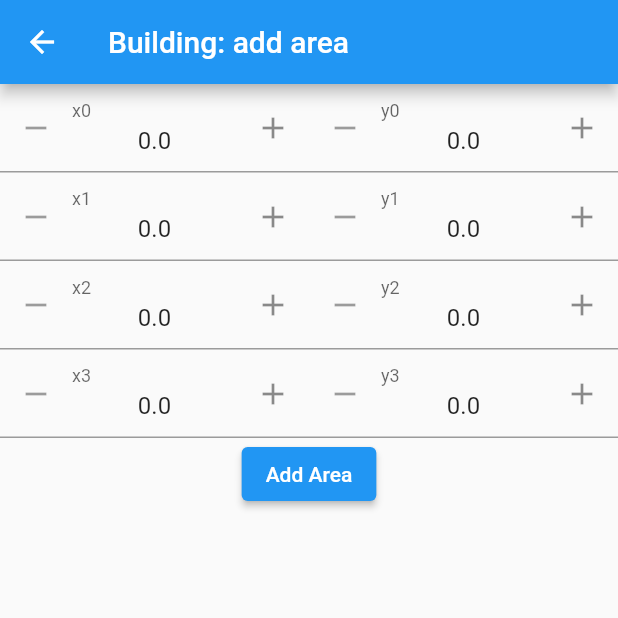
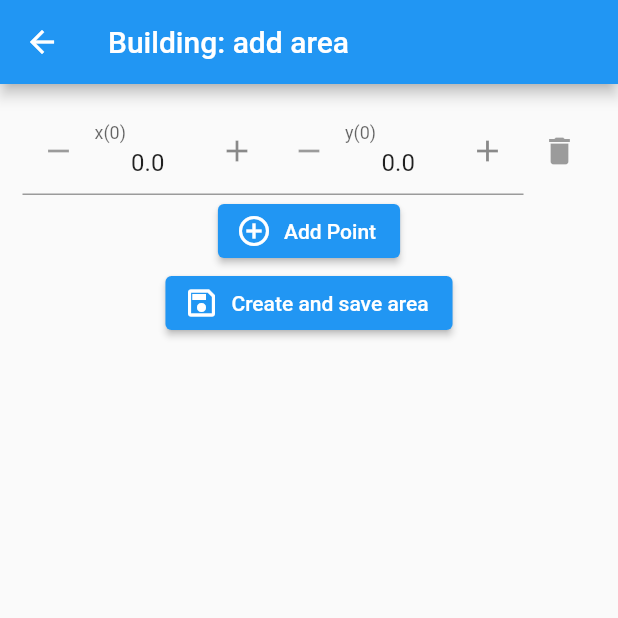
Before and after one commit to it-at-m/epitaph_ips, a Flutter app: the AreaScreen screen opened directly, on a phone screen of 412 x 824 dp, the top half of it. Run offline on Flutter 3.47's test engine with Material 2 defaults, Android fonts, the phone set to English and light mode, and no system bars; our stand-ins replace flutter_spinbox; missing offline and left inert: data, ml_linalg.

Commit message:
Dynamic generation of coordinates' form fields

```diff
--- a/example/lib/area_screen.dart
+++ b/example/lib/area_screen.dart
@@ -1,8 +1,10 @@
+import 'dart:ui';
+
+import 'package:flutter/foundation.dart';
 import 'package:flutter/material.dart';
 import 'custom_widgets.dart';
 import 'package:epitaph_ips/epitaph_ips/buildings/polygonal_area.dart';
 import 'package:epitaph_ips/epitaph_ips/buildings/point.dart';
-import 'package:flutter_spinbox/flutter_spinbox.dart';
 
 class AreaScreen extends StatefulWidget {
   const AreaScreen({Key? key}) : super(key: key);
@@ -12,24 +14,26 @@ class AreaScreen extends StatefulWidget {
 }
 
 class _AreaScreenState extends State<AreaScreen> {
-  final Map<int, dynamic> coord = {
-    0: {"x": 0.0, "y": 0.0},
-    1: {"x": 0.0, "y": 0.0},
-    2: {"x": 0.0, "y": 0.0},
-    3: {"x": 0.0, "y": 0.0}
-  };
+  //final List<Point> _points = [Point(0,0)];
+  final Map _coord = {};
+  int _i = 1;
 
   _updatePoint(axis, index, value) {
     setState(() {
-      coord[index][axis] = value;
+      if (!_coord.containsKey(index)) {
+        _coord[index] = Point(0, 0);
+      }
+      if (axis == 'x') {
+        _coord[index] = Point(value, _coord[index].y);
+      }
     });
   }
 
   _submit() {
     try {
       final List<Point> points = [];
-      coord.forEach((key, value) {
-        points.add(Point(value['x'], value['y']));
+      _coord.forEach((key, value) {
+        points.add(value);
       });
       PolygonalArea area = PolygonalArea(points: points);
       Navigator.pop(context, {'area': area});
@@ -39,10 +43,46 @@ class _AreaScreenState extends State<AreaScreen> {
           builder: (BuildContext context) {
             return AlertDialog(
               content: Text("$e"),
-              title: Text(coord.toString()),
+              title: Text(_coord.toString()),
             );
           });
     }
+  }
+
+  _addPointField() {
+    setState(() {
+      _i++;
+    });
+  }
+
+  _deletePointField() {
+    setState(() {});
+  }
+
+  List<Widget> _pointFieldsBuilder() {
+    return List.generate(_i, (index) {
+      return Row(
+        mainAxisAlignment: MainAxisAlignment.spaceAround,
+        children: [
+          Expanded(
+            child: CustomSpinBox(
+              axis: Text("x($index)"),
+              onChanged: (value) => _updatePoint("x", index, value),
+            ),
+          ),
+          Expanded(
+            child: CustomSpinBox(
+              axis: Text("y($index)"),
+              onChanged: (value) => _updatePoint("y", index, value),
+            ),
+          ),
+          IconButton(
+            onPressed: _deletePointField(),
+            icon: const Icon(Icons.delete),
+          ),
+        ],
+      );
+    });
   }
 
   @override
@@ -50,33 +90,23 @@ class _AreaScreenState extends State<AreaScreen> {
     return Scaffold(
       appBar: AppBar(title: const Text("Building: add area")),
       body: SingleChildScrollView(
+        padding: const EdgeInsets.all(15),
         child: Column(
           children: [
-            Column(
-              children: List.generate(4, (index) {
-                return Row(
-                  children: [
-                    Expanded(
-                      child: CustomSpinBox(
-                        axis: "x$index",
-                        onChanged: (value) => _updatePoint("x", index, value),
-                      ),
-                    ),
-                    Expanded(
-                      child: CustomSpinBox(
-                        axis: "y$index",
-                        onChanged: (value) => _updatePoint("y", index, value),
-                      ),
-                    )
-                  ],
-                );
-              }),
+            Column(children: _pointFieldsBuilder()),
+            ElevatedButton.icon(
+              icon: const Icon(Icons.control_point_outlined),
+              onPressed: () {
+                _addPointField();
+              },
+              label: const Text('Add Point'),
             ),
-            ElevatedButton(
+            ElevatedButton.icon(
               onPressed: () {
                 _submit();
               },
-              child: const Text('Add Area'),
+              label: const Text('Create and save area'),
+              icon: const Icon(Icons.save_outlined),
             )
           ],
         ),
@@ -85,16 +115,9 @@ class _AreaScreenState extends State<AreaScreen> {
   }
 }
 
-class CustomSpinBox extends SpinBox {
-  CustomSpinBox({Key? key, required String axis, required onChanged})
-      : super(
-          key: key,
-          min: 0.0,
-          value: 0.0,
-          decimals: 1,
-          step: 0.1,
-          acceleration: 0.1,
-          decoration: InputDecoration(labelText: axis),
-          onChanged: onChanged,
-        );
-}
+/*
+ 0: {"x": 0.0, "y": 0.0},
+    1: {"x": 0.0, "y": 0.0},
+    2: {"x": 0.0, "y": 0.0},
+    3: {"x": 0.0, "y": 0.0}
+ */
--- a/example/lib/custom_widgets.dart
+++ b/example/lib/custom_widgets.dart
@@ -6,6 +6,7 @@ import 'package:epitaph_ips/epitaph_ips/buildings/polygonal_area.dart';
 import 'package:epitaph_ips/epitaph_ips/buildings/room.dart';
 import 'package:epitaph_ips/epitaph_ips/buildings/world_location.dart';
 import 'package:epitaph_ips/epitaph_ips/positioning_system/mock_beacon.dart';
+import 'package:flutter_spinbox/flutter_spinbox.dart';
 
 class CustomRow extends Row {
   CustomRow(String label, String text, {Key? key})
@@ -98,6 +99,21 @@ class CustomLabels {
   };
 }
 
+class CustomSpinBox extends SpinBox {
+  CustomSpinBox({Key? key, required Text axis, required onChanged})
+      : super(
+    key: key,
+    min: 0.0,
+    decimals: 1,
+    value: 0.0,
+    step: 0.1,
+    acceleration: 0.1,
+    decoration: InputDecoration(label: axis),
+    onChanged: onChanged,
+  );
+}
+
+
 class CustomBuilding extends Building {
   CustomBuilding({Key? key, required this.values})
       : super(
```
